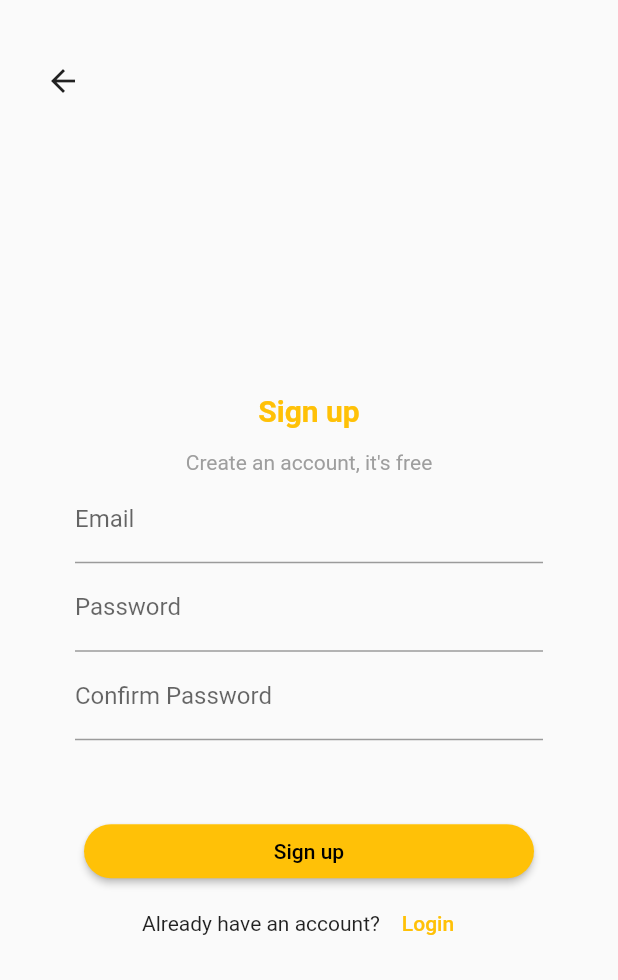
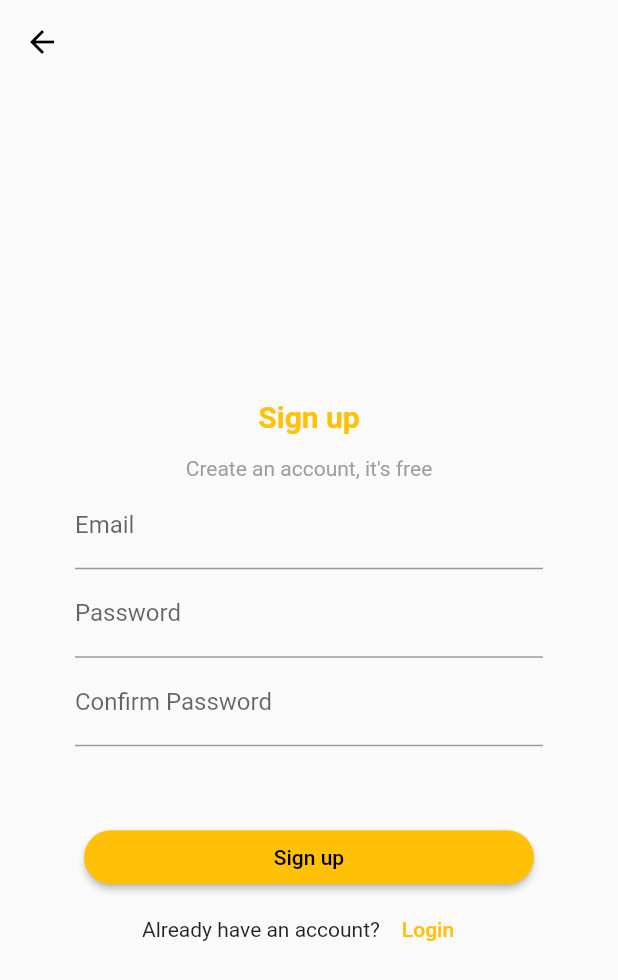
Before and after one commit to ayoubelhioui/LOGIN_SIGNUP_UI, a Flutter app: the screen it shows after launch, after a tap on "Sign Up", on a phone screen of 412 x 824 dp. Shown: the top 980 px of the screen. Run offline on Flutter 3.47's test engine with Material 2 defaults, Android fonts, the phone set to English and light mode, and no system bars.

Commit message:
it's done

```diff
--- a/lib/LoginPage.dart
+++ b/lib/LoginPage.dart
@@ -60,6 +60,7 @@ class LoginPage extends StatelessWidget {
                           height: 40,
                         ),
                         const TextField(
+                          obscureText: true,
                           decoration: InputDecoration(labelText: 'Password'),
                         ),
                         const SizedBox(
--- a/lib/SignupPage.dart
+++ b/lib/SignupPage.dart
@@ -13,20 +13,20 @@ class SignUp extends StatelessWidget {
       debugShowCheckedModeBanner: false,
       home: SafeArea(
         child: Scaffold(
+          appBar: AppBar(
+            elevation: 0,
+            backgroundColor: Colors.white12,
+            leading: IconButton(
+              icon: const Icon(Icons.arrow_back),
+              onPressed: () => Navigator.pop(context),
+            ),
+          ),
           body: Column(
             crossAxisAlignment: CrossAxisAlignment.start,
             mainAxisAlignment: MainAxisAlignment.start,
             children: [
               const SizedBox(
                 height: 30,
-              ),
-              Padding(
-                padding: const EdgeInsets.only(left: 30),
-                child: IconButton(
-                  padding: const EdgeInsets.only(right: 100),
-                  onPressed: () => Navigator.pop(context),
-                  icon: const Icon(Icons.arrow_back),
-                ),
               ),
               Expanded(
                 child: Column(
@@ -39,7 +39,8 @@ class SignUp extends StatelessWidget {
                           const Text(
                             'Sign up',
                             style: TextStyle(
-                                fontSize: 20, fontWeight: FontWeight.bold,
+                                fontSize: 20,
+                                fontWeight: FontWeight.bold,
                                 color: Colors.amber),
                           ),
                           const SizedBox(
@@ -78,7 +79,10 @@ class SignUp extends StatelessWidget {
                             children: [
                               const Text('Already have an account?'),
                               TextButton(
-                                onPressed: () => Navigator.push(context, MaterialPageRoute(builder: ((_) => const LoginPage()))),
+                                onPressed: () => Navigator.push(
+                                    context,
+                                    MaterialPageRoute(
+                                        builder: ((_) => const LoginPage()))),
                                 child: const Text('Login'),
                               )
                             ],
```
